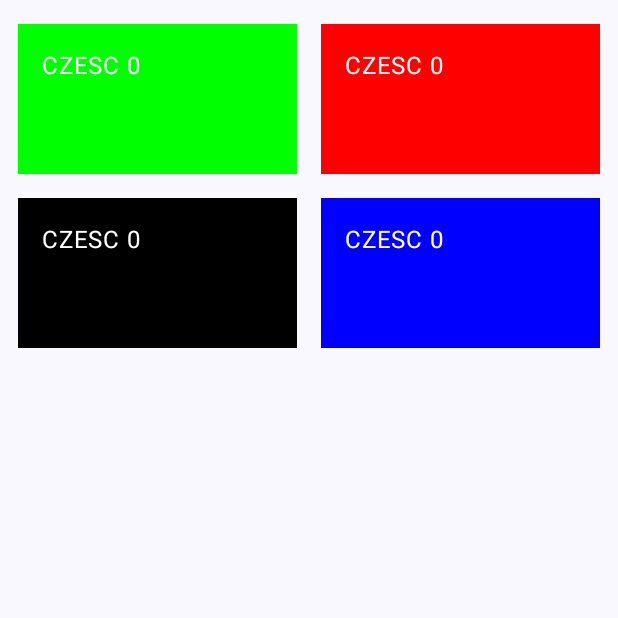
After one commit to lezniak/navigation_kotlin_jetpack, an Android app built with Jetpack Compose: the composable HomeScreen shown on its own in the app's theme, on a phone screen of 412 x 824 dp, the top half of it. The commit adds this screen. Run offline under Robolectric (Android 15) with nearby library versions, the phone set to English and light mode, and no system bars; 1 statement that could not run was skipped.

Commit message:
added home screen funny squeres

```diff
--- /dev/null
+++ b/app/src/main/java/com/example/todolist/model/CounterItem.kt
@@ -0,0 +1,12 @@
+package com.example.todolist.model
+
+
+import androidx.compose.runtime.getValue
+import androidx.compose.runtime.mutableIntStateOf
+import androidx.compose.runtime.mutableStateOf
+import androidx.compose.runtime.setValue
+import androidx.compose.ui.graphics.Color
+
+class CounterItem(count: Int, val color: Color) {
+    var count by mutableIntStateOf(count)
+}
--- a/app/src/main/java/com/example/todolist/navigation/AppNavHost.kt
+++ b/app/src/main/java/com/example/todolist/navigation/AppNavHost.kt
@@ -2,18 +2,18 @@ package com.example.todolist.navigation
 
 import androidx.compose.runtime.Composable
 import androidx.compose.ui.Modifier
-import androidx.navigation.NavController
 import androidx.navigation.NavGraph.Companion.findStartDestination
 import androidx.navigation.NavHostController
 import androidx.navigation.compose.NavHost
 import androidx.navigation.compose.composable
-import com.example.todolist.screens.TaskScreen
+import com.example.todolist.screens.HomeScreen.HomeScreen
+import com.example.todolist.screens.TaskListScreen.TaskScreen
 
 @Composable
 fun AppNavHost(navController: NavHostController, modifier: Modifier = Modifier) {
     NavHost(navController = navController, startDestination = Home.route,modifier = modifier){
         composable(route = Home.route){
-            TaskScreen()
+            HomeScreen()
         }
         composable(route = List.route){
             TaskScreen()
--- /dev/null
+++ b/app/src/main/java/com/example/todolist/screens/HomeScreen/HomeScreen.kt
@@ -0,0 +1,76 @@
+package com.example.todolist.screens.HomeScreen
+
+import android.util.Log
+import androidx.compose.foundation.background
+import androidx.compose.foundation.clickable
+import androidx.compose.foundation.layout.Arrangement
+import androidx.compose.foundation.layout.Box
+import androidx.compose.foundation.layout.PaddingValues
+import androidx.compose.foundation.layout.fillMaxSize
+import androidx.compose.foundation.layout.padding
+import androidx.compose.foundation.layout.size
+import androidx.compose.foundation.lazy.grid.GridCells
+import androidx.compose.foundation.lazy.grid.LazyVerticalGrid
+import androidx.compose.foundation.lazy.grid.items
+import androidx.compose.material3.Text
+import androidx.compose.runtime.Composable
+import androidx.compose.runtime.getValue
+import androidx.compose.runtime.mutableStateListOf
+import androidx.compose.runtime.remember
+import androidx.compose.ui.Modifier
+import androidx.compose.ui.graphics.Color
+import androidx.compose.ui.tooling.preview.Preview
+import androidx.compose.ui.unit.dp
+import com.example.todolist.model.CounterItem
+
+@Composable
+fun HomeScreen(modifier: Modifier = Modifier) {
+    HomeGrid(modifier)
+}
+
+@Composable
+private fun HomeGrid(modifier: Modifier = Modifier) {
+    val items = remember {
+        mutableStateListOf<CounterItem>().apply {
+            addAll(listOf(CounterItem(0,Color.Green), CounterItem(0,Color.Red), CounterItem(0,Color.Black), CounterItem(0,Color.Blue)))
+        }
+    }
+
+    LazyVerticalGrid(
+        columns = GridCells.Fixed(2), // liczba kolumn
+        modifier = Modifier.fillMaxSize(),
+        contentPadding =PaddingValues(
+            start = 12.dp,
+            top = 16.dp,
+            end = 12.dp,
+            bottom = 16.dp
+        ),
+        verticalArrangement = Arrangement.spacedBy(16.dp),
+        horizontalArrangement = Arrangement.spacedBy(16.dp)
+    ) {
+        items(items) { item ->
+            SquareBox(item.color, onClick = { item.count++ },item.count)
+        }
+    }
+}
+
+@Composable
+fun SquareBox(color: Color, onClick : () -> Unit, count: Int) {
+    Box(
+        modifier = Modifier
+            .size(height = 100.dp+count.dp, width = 100.dp)
+            .background(color)
+            .padding(16.dp)
+            .clickable {
+                onClick()
+            }
+    ){
+        Text(text = "CZESC $count", color = Color.White)
+    }
+}
+
+@Preview
+@Composable
+private fun Prewiew() {
+    HomeGrid()
+}
--- a/app/src/main/java/com/example/todolist/screens/TaskViewModel.kt
+++ b/app/src/main/java/com/example/todolist/screens/TaskListScreen/TaskViewModel.kt
@@ -1,4 +1,4 @@
-package com.example.todolist.screens
+package com.example.todolist.screens.TaskListScreen
 
 import androidx.lifecycle.ViewModel
 
```
Also changed, not shown: app/src/main/java/com/example/todolist/screens/TaskListScreen/TaskListScreen.kt (renamed from app/src/main/java/com/example/todolist/screens/TaskListScreen.kt, +1 -18 lines).
